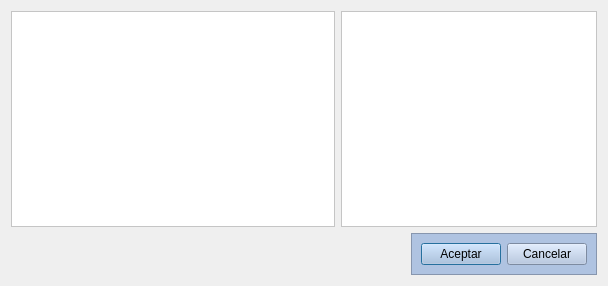
First picture: the form in Zona_Pacientes/frmaddtipocliente.ui, repository arcnexus/RedFoX, before the edit.
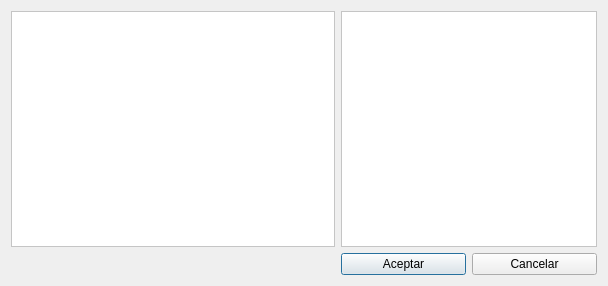
Second picture: the form after the edit. Icons and pictures are not drawn.

Patch:
```diff
--- a/Zona_Pacientes/frmaddtipocliente.ui
+++ b/Zona_Pacientes/frmaddtipocliente.ui
@@ -18,7 +18,14 @@
     <normaloff>:/Icons/PNG/Maya.png</normaloff>:/Icons/PNG/Maya.png</iconset>
   </property>
   <layout class="QGridLayout" name="gridLayout">
-   <item row="0" column="2" colspan="2">
+   <item row="0" column="0">
+    <widget class="QListView" name="list_Familia">
+     <property name="styleSheet">
+      <string notr="true">background-color: rgb(255, 255, 255);</string>
+     </property>
+    </widget>
+   </item>
+   <item row="0" column="1" colspan="2">
     <widget class="QTableWidget" name="table_Subfamilia">
      <property name="styleSheet">
       <string notr="true">background-color: rgb(255, 255, 255);</string>
@@ -38,40 +45,26 @@
      </property>
     </spacer>
    </item>
-   <item row="0" column="0" colspan="2">
-    <widget class="QListView" name="list_Familia">
-     <property name="styleSheet">
-      <string notr="true">background-color: rgb(255, 255, 255);</string>
+   <item row="1" column="1">
+    <widget class="QPushButton" name="btnAceptar">
+     <property name="text">
+      <string>Aceptar</string>
+     </property>
+     <property name="icon">
+      <iconset resource="../maya.qrc">
+       <normaloff>:/Icons/PNG/OK.png</normaloff>:/Icons/PNG/OK.png</iconset>
      </property>
     </widget>
    </item>
-   <item row="1" column="3">
-    <widget class="QFrame" name="frame">
-     <property name="styleSheet">
-      <string notr="true">background-color: rgb(175,195,225);</string>
+   <item row="1" column="2">
+    <widget class="QPushButton" name="btnCancelar">
+     <property name="text">
+      <string>Cancelar</string>
      </property>
-     <property name="frameShape">
-      <enum>QFrame::StyledPanel</enum>
+     <property name="icon">
+      <iconset resource="../maya.qrc">
+       <normaloff>:/Icons/PNG/Delete.png</normaloff>:/Icons/PNG/Delete.png</iconset>
      </property>
-     <property name="frameShadow">
-      <enum>QFrame::Raised</enum>
-     </property>
-     <layout class="QHBoxLayout" name="horizontalLayout">
-      <item>
-       <widget class="QPushButton" name="btnAceptar">
-        <property name="text">
-         <string>Aceptar</string>
-        </property>
-       </widget>
-      </item>
-      <item>
-       <widget class="QPushButton" name="btnCancelar">
-        <property name="text">
-         <string>Cancelar</string>
-        </property>
-       </widget>
-      </item>
-     </layout>
     </widget>
    </item>
   </layout>
```
Left out of the diff: 23 changed lines with no effect on the pictures.
